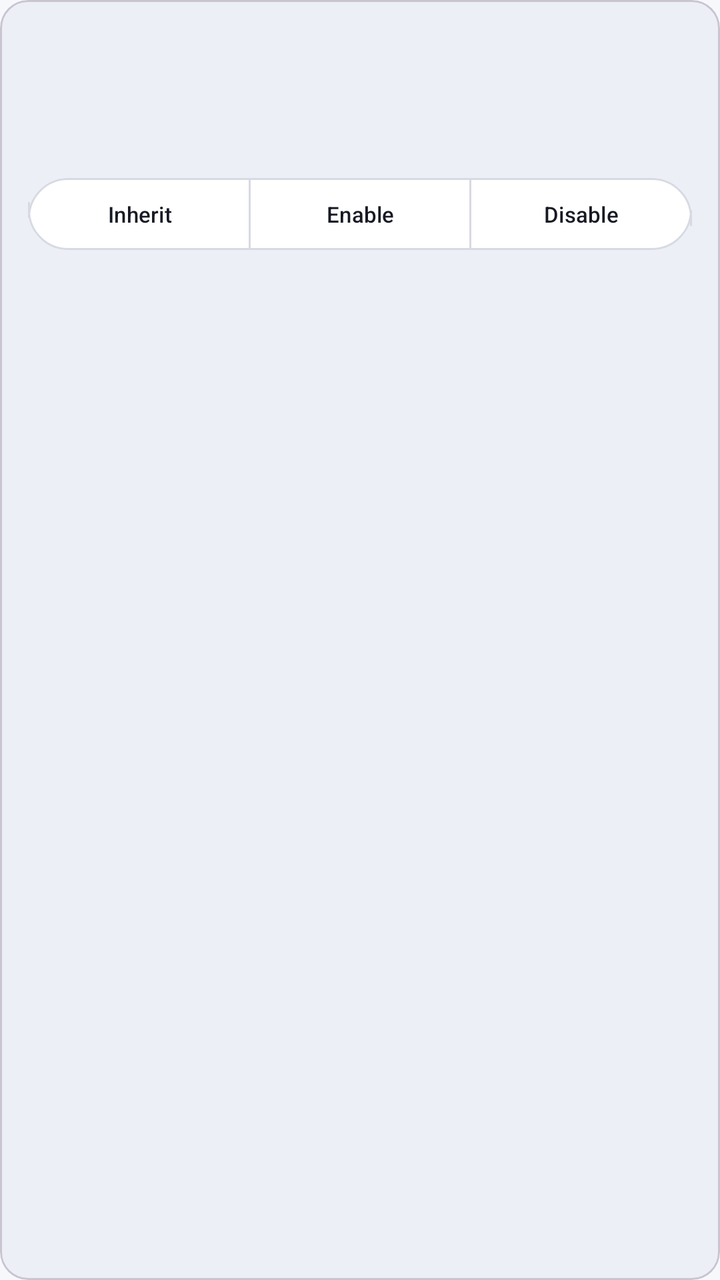
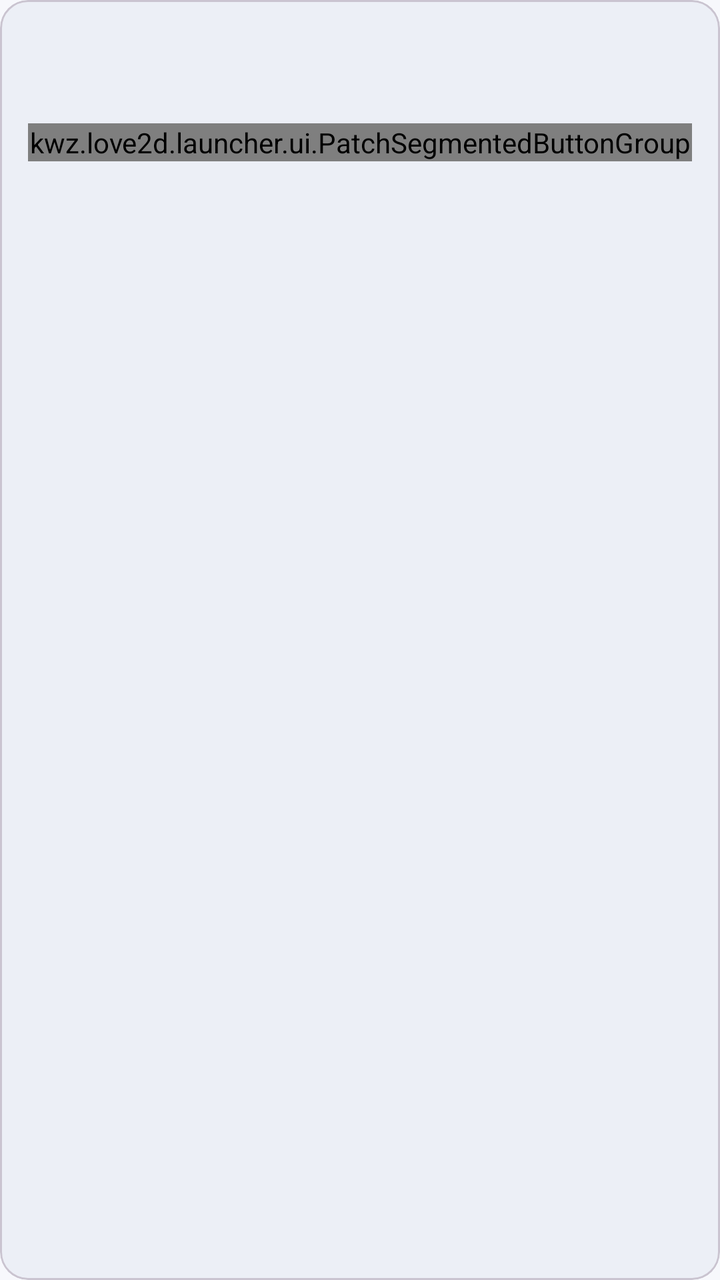

Before-and-after screenshots of an Android layout around one commit, followed by the original layout XML and the change that was made.
<!-- AndroidManifest.xml: application theme Theme.KristalLauncher -->
<!-- res/layout/item_game_patch_setting.xml -->
<?xml version="1.0" encoding="utf-8"?>
<com.google.android.material.card.MaterialCardView
    xmlns:android="http://schemas.android.com/apk/res/android"
    xmlns:app="http://schemas.android.com/apk/res-auto"
    android:layout_width="match_parent"
    android:layout_height="wrap_content"
    android:layout_marginBottom="10dp"
    app:cardBackgroundColor="?attr/kristalPatchCardColor"
    app:cardCornerRadius="?attr/kristalCorner14"
    app:cardElevation="0dp">

    <LinearLayout
        android:id="@+id/gamePatchCardContent"
        android:layout_width="match_parent"
        android:layout_height="wrap_content"
        android:orientation="vertical"
        android:padding="14dp">

        <TextView
            android:id="@+id/tvGamePatchName"
            android:layout_width="match_parent"
            android:layout_height="wrap_content"
            android:textColor="?attr/colorOnSurface"
            android:textSize="15sp"
            android:textStyle="bold" />

        <TextView
            android:id="@+id/tvGamePatchDescription"
            android:layout_width="match_parent"
            android:layout_height="wrap_content"
            android:layout_marginTop="3dp"
            android:ellipsize="end"
            android:maxLines="2"
            android:textColor="?attr/colorOnSurfaceVariant"
            android:textSize="12sp" />

        <TextView
            android:id="@+id/tvGamePatchEffectiveState"
            android:layout_width="match_parent"
            android:layout_height="wrap_content"
            android:layout_marginTop="7dp"
            android:textColor="?attr/colorPrimary"
            android:textSize="12sp" />

        <com.google.android.material.button.MaterialButtonToggleGroup
            android:id="@+id/gamePatchModeGroup"
            android:layout_width="match_parent"
            android:layout_height="wrap_content"
            android:layout_marginTop="8dp"
            app:selectionRequired="true"
            app:singleSelection="true">

            <com.google.android.material.button.MaterialButton
                android:id="@+id/btnGamePatchInherit"
                style="@style/Widget.Material3.Button.OutlinedButton"
                android:layout_width="0dp"
                android:layout_height="44dp"
                app:cornerRadius="?attr/kristalCorner20"
                android:layout_weight="1"
                android:text="@string/patch_mode_inherit"
                android:textSize="11sp"
                android:textColor="@color/segmented_button_text"
                app:backgroundTint="@color/segmented_button_background"
                app:strokeColor="@color/segmented_button_stroke" />

            <com.google.android.material.button.MaterialButton
                android:id="@+id/btnGamePatchEnabled"
                style="@style/Widget.Material3.Button.OutlinedButton"
                android:layout_width="0dp"
                android:layout_height="44dp"
                app:cornerRadius="?attr/kristalCorner20"
                android:layout_weight="1"
                android:text="@string/patch_mode_enable"
                android:textSize="11sp"
                android:textColor="@color/segmented_button_text"
                app:backgroundTint="@color/segmented_button_background"
                app:strokeColor="@color/segmented_button_stroke" />

            <com.google.android.material.button.MaterialButton
                android:id="@+id/btnGamePatchDisabled"
                style="@style/Widget.Material3.Button.OutlinedButton"
                android:layout_width="0dp"
                android:layout_height="44dp"
                app:cornerRadius="?attr/kristalCorner20"
                android:layout_weight="1"
                android:text="@string/patch_mode_disable"
                android:textSize="11sp"
                android:textColor="@color/segmented_button_text"
                app:backgroundTint="@color/segmented_button_background"
                app:strokeColor="@color/segmented_button_stroke" />
        </com.google.android.material.button.MaterialButtonToggleGroup>
    </LinearLayout>
</com.google.android.material.card.MaterialCardView>
<!-- resources referenced by this layout -->
<resources>
  <string name="patch_mode_disable">Disable</string>
  <string name="patch_mode_enable">Enable</string>
  <string name="patch_mode_inherit">Inherit</string>
  <color name="m3_primary">#2D63D6</color>
  <color name="m3_on_primary">#FFFFFF</color>
  <color name="m3_primary_container">#D8E2FF</color>
  <color name="m3_on_primary_container">#0A2E68</color>
  <color name="m3_error">#BA1A1A</color>
  <color name="m3_bg_dark">#F7F8FC</color>
  <color name="m3_surface">#FFFFFF</color>
  <color name="m3_surface_variant">#ECEFF6</color>
  <color name="m3_on_surface">#171A24</color>
  <color name="m3_on_surface_variant">#5F6372</color>
  <color name="m3_outline">#D7DAE3</color>
  <!-- drawable ic_arrow_back (drawable) -->
  <vector xmlns:android="http://schemas.android.com/apk/res/android"
      android:width="24dp"
      android:height="24dp"
      android:viewportWidth="24"
      android:viewportHeight="24"
      android:tint="?attr/colorOnSurface">
    <path
        android:fillColor="@android:color/white"
        android:pathData="M20,11H7.83l5.59,-5.59L12,4l-8,8 8,8 1.41,-1.41L7.83,13H20v-2z"/>
  </vector>
  <!-- drawable ic_chevron_right (drawable) -->
  <vector xmlns:android="http://schemas.android.com/apk/res/android"
      android:width="24dp"
      android:height="24dp"
      android:viewportWidth="24"
      android:viewportHeight="24"
      android:tint="?attr/colorOnSurfaceVariant">
    <path
        android:fillColor="@android:color/white"
        android:pathData="M10,6L8.59,7.41 13.17,12l-4.58,4.59L10,18l6,-6z"/>
  </vector>
  <!-- drawable ic_delete (drawable) -->
  <vector xmlns:android="http://schemas.android.com/apk/res/android"
      android:width="24dp"
      android:height="24dp"
      android:viewportWidth="24"
      android:viewportHeight="24">
    <path
        android:fillColor="#FFE2E2E6"
        android:pathData="M6,19c0,1.1 0.9,2 2,2h8c1.1,0 2,-0.9 2,-2V7H6v12zM19,4h-3.5l-1,-1h-5l-1,1H5v2h14V4z"/>
  </vector>
  <!-- drawable ic_filter (drawable) -->
  <vector xmlns:android="http://schemas.android.com/apk/res/android"
      android:width="24dp"
      android:height="24dp"
      android:viewportWidth="24"
      android:viewportHeight="24"
      android:tint="?attr/colorOnSurfaceVariant">
    <path
        android:fillColor="@android:color/white"
        android:pathData="M3,18h6v-2H3v2z M3,6v2h18V6H3z M3,13h12v-2H3v2z"/>
  </vector>
  <!-- drawable ic_folder (drawable) -->
  <vector xmlns:android="http://schemas.android.com/apk/res/android"
      android:width="24dp"
      android:height="24dp"
      android:viewportWidth="24"
      android:viewportHeight="24">
    <path
        android:fillColor="#FFE2E2E6"
        android:pathData="M10,4H4c-1.1,0 -1.99,0.9 -1.99,2L2,18c0,1.1 0.9,2 2,2h16c1.1,0 2,-0.9 2,-2V8c0,-1.1 -0.9,-2 -2,-2h-8l-2,-2z"/>
  </vector>
  <!-- drawable ic_heart_pixel (drawable) -->
  <?xml version="1.0" encoding="utf-8"?>
  <vector xmlns:android="http://schemas.android.com/apk/res/android"
      android:width="32dp"
      android:height="32dp"
      android:viewportWidth="16"
      android:viewportHeight="16">
      <path
          android:fillColor="#FFFFFFFF"
          android:pathData="M2,0h2v1h2v1h1v2h2v-2h1v-1h2v-1h2v1h1v1h1v8h-2v2h-2v2h-2v2h-4v-2h-2v-2h-2v-2h-2v-8h1v-1h1v-1z" />
  </vector>
  <!-- drawable ic_play (drawable) -->
  <vector xmlns:android="http://schemas.android.com/apk/res/android"
      android:width="24dp"
      android:height="24dp"
      android:viewportWidth="24"
      android:viewportHeight="24">
    <path
        android:fillColor="#FF002D6E"
        android:pathData="M8,5v14l11,-7z"/>
  </vector>
  <!-- drawable ic_view_list (drawable) -->
  <vector xmlns:android="http://schemas.android.com/apk/res/android"
      android:width="24dp"
      android:height="24dp"
      android:viewportWidth="24"
      android:viewportHeight="24"
      android:tint="?attr/colorOnSurface">
    <path
        android:fillColor="@android:color/white"
        android:pathData="M4,15h16v-2H4v2zm0,4h16v-2H4v2zm0,-8h16V9H4v2zm0,-6v2h16V5H4z"/>
  </vector>
  <!-- unchanged entries left out for length: 18 -->
</resources>

<!-- the commit's change to res/layout/item_game_patch_setting.xml (unified diff, before → after) -->
@@ -34,15 +34,7 @@
             android:textColor="?attr/colorOnSurfaceVariant"
             android:textSize="12sp" />
 
-        <TextView
-            android:id="@+id/tvGamePatchEffectiveState"
-            android:layout_width="match_parent"
-            android:layout_height="wrap_content"
-            android:layout_marginTop="7dp"
-            android:textColor="?attr/colorPrimary"
-            android:textSize="12sp" />
-
-        <com.google.android.material.button.MaterialButtonToggleGroup
+        <kwz.love2d.launcher.ui.PatchSegmentedButtonGroup
             android:id="@+id/gamePatchModeGroup"
             android:layout_width="match_parent"
             android:layout_height="wrap_content"
@@ -55,39 +47,45 @@
                 style="@style/Widget.Material3.Button.OutlinedButton"
                 android:layout_width="0dp"
                 android:layout_height="44dp"
+                android:insetTop="0dp"
+                android:insetBottom="0dp"
                 app:cornerRadius="?attr/kristalCorner20"
                 android:layout_weight="1"
                 android:text="@string/patch_mode_inherit"
                 android:textSize="11sp"
                 android:textColor="@color/segmented_button_text"
                 app:backgroundTint="@color/segmented_button_background"
-                app:strokeColor="@color/segmented_button_stroke" />
+                app:strokeWidth="0dp" />
 
             <com.google.android.material.button.MaterialButton
                 android:id="@+id/btnGamePatchEnabled"
                 style="@style/Widget.Material3.Button.OutlinedButton"
                 android:layout_width="0dp"
                 android:layout_height="44dp"
+                android:insetTop="0dp"
+                android:insetBottom="0dp"
                 app:cornerRadius="?attr/kristalCorner20"
                 android:layout_weight="1"
                 android:text="@string/patch_mode_enable"
                 android:textSize="11sp"
                 android:textColor="@color/segmented_button_text"
                 app:backgroundTint="@color/segmented_button_background"
-                app:strokeColor="@color/segmented_button_stroke" />
+                app:strokeWidth="0dp" />
 
             <com.google.android.material.button.MaterialButton
                 android:id="@+id/btnGamePatchDisabled"
                 style="@style/Widget.Material3.Button.OutlinedButton"
                 android:layout_width="0dp"
                 android:layout_height="44dp"
+                android:insetTop="0dp"
+                android:insetBottom="0dp"
                 app:cornerRadius="?attr/kristalCorner20"
                 android:layout_weight="1"
                 android:text="@string/patch_mode_disable"
                 android:textSize="11sp"
                 android:textColor="@color/segmented_button_text"
                 app:backgroundTint="@color/segmented_button_background"
-                app:strokeColor="@color/segmented_button_stroke" />
-        </com.google.android.material.button.MaterialButtonToggleGroup>
+                app:strokeWidth="0dp" />
+        </kwz.love2d.launcher.ui.PatchSegmentedButtonGroup>
     </LinearLayout>
 </com.google.android.material.card.MaterialCardView>
